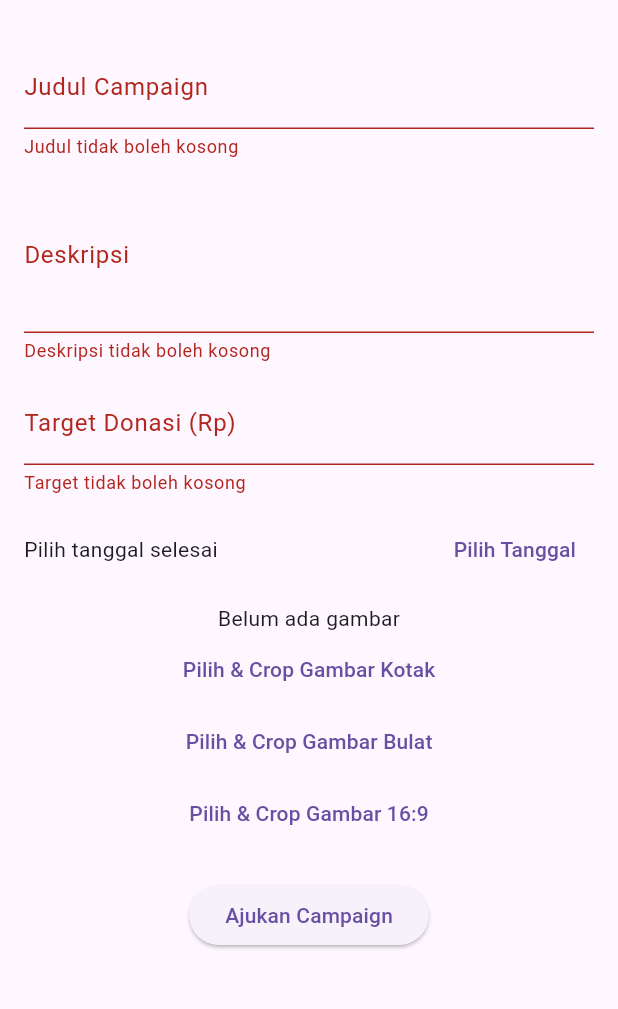
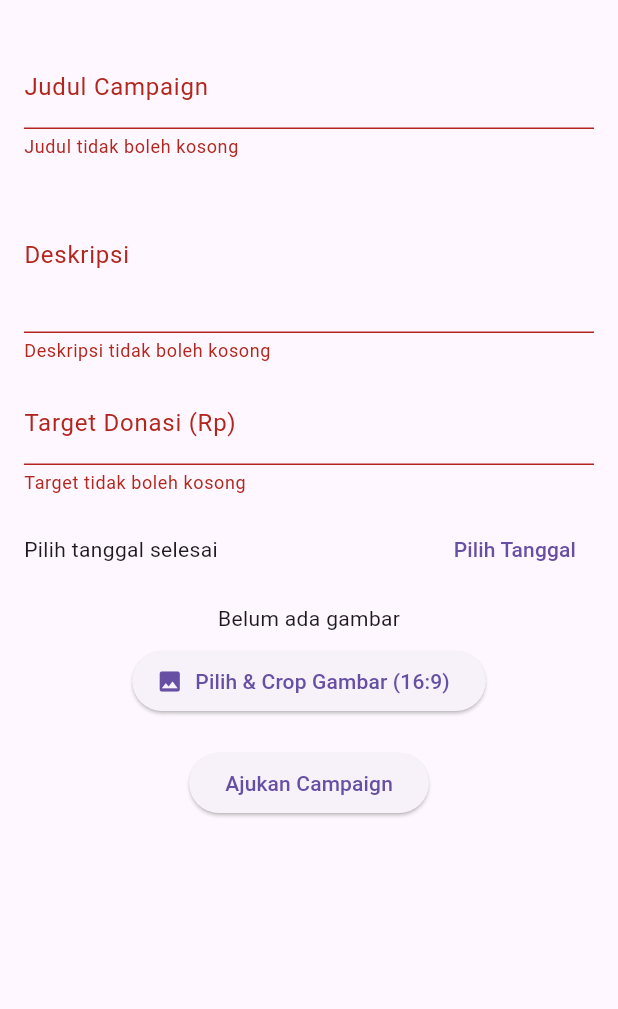
Before and after one commit to rzptr30/bantoo_app, a Flutter app: the AddCampaignScreen screen opened directly with empty values, after a tap on "Ajukan Campaign", on a phone screen of 412 x 824 dp, the part 63-1072 px from its top. Run offline on Flutter 3.47's test engine with Material 3 defaults, Android fonts, the phone set to English and light mode, and no system bars; our stand-ins replace image_cropper, image_picker, share_plus, shared_preferences, sqflite; accounts and stored records are empty; Roboto replaces fonts that are missing (Montserrat).

Commit message:
malam ini

```diff
--- a/lib/screens/add_campaign_screen.dart
+++ b/lib/screens/add_campaign_screen.dart
@@ -24,25 +24,21 @@ class _AddCampaignScreenState extends State<AddCampaignScreen> {
   DateTime? _endDate;
   File? _imageFile;
 
-  /// Ganti parameter cropStyle, aspectRatio sesuai kebutuhan frame!
-  Future<void> _pickAndCropImage({
-    CropStyle cropStyle = CropStyle.rectangle,
-    CropAspectRatio? aspectRatio,
-  }) async {
+  Future<void> _pickAndCropImage() async {
     final picked = await ImagePicker().pickImage(source: ImageSource.gallery);
     if (picked != null) {
       final cropped = await ImageCropper().cropImage(
         sourcePath: picked.path,
-        aspectRatio: aspectRatio ?? const CropAspectRatio(ratioX: 16, ratioY: 9),
+        aspectRatio: const CropAspectRatio(ratioX: 16, ratioY: 9),
         uiSettings: [
           AndroidUiSettings(
             toolbarTitle: 'Crop Gambar',
             hideBottomControls: true,
-            lockAspectRatio: false,
+            lockAspectRatio: true, // lock agar pasti 16:9
           ),
           IOSUiSettings(
             title: 'Crop Gambar',
-            aspectRatioLockEnabled: false,
+            aspectRatioLockEnabled: true,
           ),
         ],
       );
@@ -136,31 +132,22 @@ class _AddCampaignScreenState extends State<AddCampaignScreen> {
               ),
               SizedBox(height: 12),
               _imageFile != null
-                  ? Image.file(_imageFile!, height: 100)
+                  ? AspectRatio(
+                      aspectRatio: 16 / 9,
+                      child: ClipRRect(
+                        borderRadius: BorderRadius.circular(16),
+                        child: Image.file(_imageFile!, fit: BoxFit.cover),
+                      ),
+                    )
                   : Text("Belum ada gambar"),
-              // Contoh penggunaan: crop kotak
-              TextButton(
-                onPressed: () => _pickAndCropImage(
-                  cropStyle: CropStyle.rectangle,
-                  aspectRatio: const CropAspectRatio(ratioX: 1, ratioY: 1),
+              SizedBox(height: 8),
+              ElevatedButton.icon(
+                onPressed: _pickAndCropImage,
+                icon: Icon(Icons.photo),
+                label: Text("Pilih & Crop Gambar (16:9)"),
+                style: ElevatedButton.styleFrom(
+                  shape: RoundedRectangleBorder(borderRadius: BorderRadius.circular(22)),
                 ),
-                child: Text("Pilih & Crop Gambar Kotak"),
-              ),
-              // Crop bulat (opsional, bisa dihapus jika tidak perlu)
-              TextButton(
-                onPressed: () => _pickAndCropImage(
-                  cropStyle: CropStyle.circle,
-                  aspectRatio: const CropAspectRatio(ratioX: 1, ratioY: 1),
-                ),
-                child: Text("Pilih & Crop Gambar Bulat"),
-              ),
-              // Crop rasio 16:9 (opsional)
-              TextButton(
-                onPressed: () => _pickAndCropImage(
-                  cropStyle: CropStyle.rectangle,
-                  aspectRatio: const CropAspectRatio(ratioX: 16, ratioY: 9),
-                ),
-                child: Text("Pilih & Crop Gambar 16:9"),
               ),
               SizedBox(height: 20),
               ElevatedButton(
--- a/lib/screens/dashboard_screen.dart
+++ b/lib/screens/dashboard_screen.dart
@@ -39,6 +39,7 @@ class _DashboardScreenState extends State<DashboardScreen> {
     return Scaffold(
       backgroundColor: Color(0xFFEFF3F6),
       appBar: AppBar(
+          automaticallyImplyLeading: false, // <-- Tambahkan baris ini!
         backgroundColor: Color(0xFFEFF3F6),
         elevation: 0,
         title: Text(
--- a/lib/screens/request_campaign_screen.dart
+++ b/lib/screens/request_campaign_screen.dart
@@ -26,7 +26,7 @@ class _RequestCampaignScreenState extends State<RequestCampaignScreen> {
     if (picked != null) {
       final cropped = await ImageCropper().cropImage(
         sourcePath: picked.path,
-        aspectRatio: const CropAspectRatio(ratioX: 1, ratioY: 1), // square
+        aspectRatio: const CropAspectRatio(ratioX: 16, ratioY: 9), // square
         compressQuality: 90,
         uiSettings: [
           AndroidUiSettings(
```
Also changed, not shown: lib/widgets/bantoo_campaign_card.dart (+42 -38 lines).
